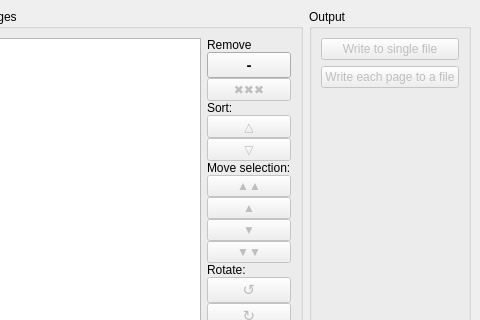
First picture: the form in wndmain.ui, repository ronanpaixao/PyPDFTK, before the edit; both pictures show x 475 to 955 and y 0 to 320 of the 955 by 631 pixel window.
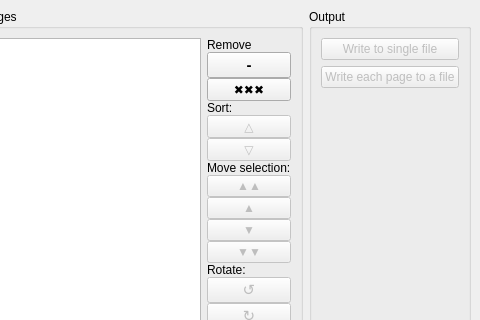
Second picture: the form after the edit. Custom widgets are drawn as their Qt base class.

Commit message: Implement pages clear button

```diff
--- a/wndmain.ui
+++ b/wndmain.ui
@@ -283,9 +283,6 @@
          </item>
          <item>
           <widget class="QPushButton" name="btnPageClear">
-           <property name="enabled">
-            <bool>false</bool>
-           </property>
            <property name="minimumSize">
             <size>
              <width>50</width>
```
The commit also changes 1 other file.
